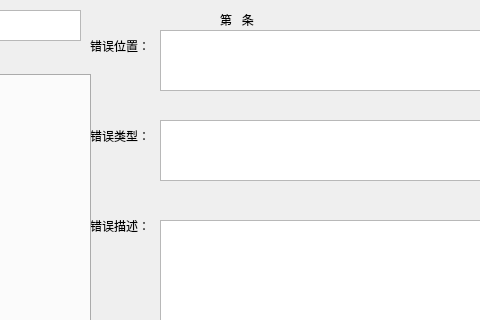
Qt form dilizhijian.ui (HonghaoQiu/DESA) before a commit; both pictures show x 340 to 820 and y 0 to 320 of the 820 by 540 pixel window.
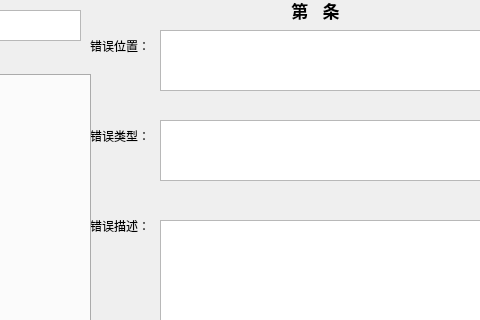
The same form after that commit.

```diff
--- a/dilizhijian.ui
+++ b/dilizhijian.ui
@@ -262,15 +262,25 @@
    <widget class="QLabel" name="ID">
     <property name="geometry">
      <rect>
-      <x>560</x>
-      <y>10</y>
+      <x>510</x>
+      <y>0</y>
       <width>291</width>
       <height>20</height>
      </rect>
     </property>
+    <property name="font">
+     <font>
+      <pointsize>13</pointsize>
+      <weight>75</weight>
+      <bold>true</bold>
+     </font>
+    </property>
     <property name="text">
      <string>第   条</string>
     </property>
+    <property name="alignment">
+     <set>Qt::AlignCenter</set>
+    </property>
    </widget>
   </widget>
   <widget class="QMenuBar" name="menubar">
```
